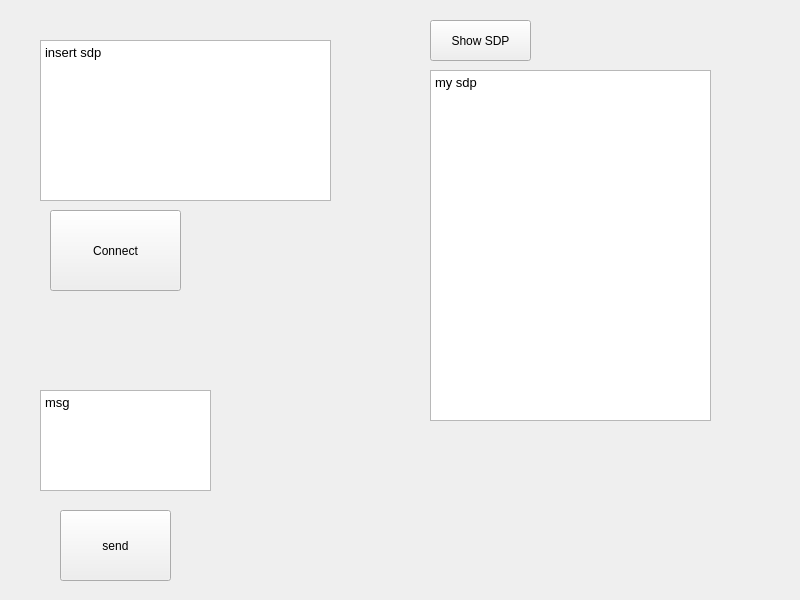
Before: the Qt Designer form widget.ui in ArianFiroozi/CN_CA_1, drawn with Qt 5.
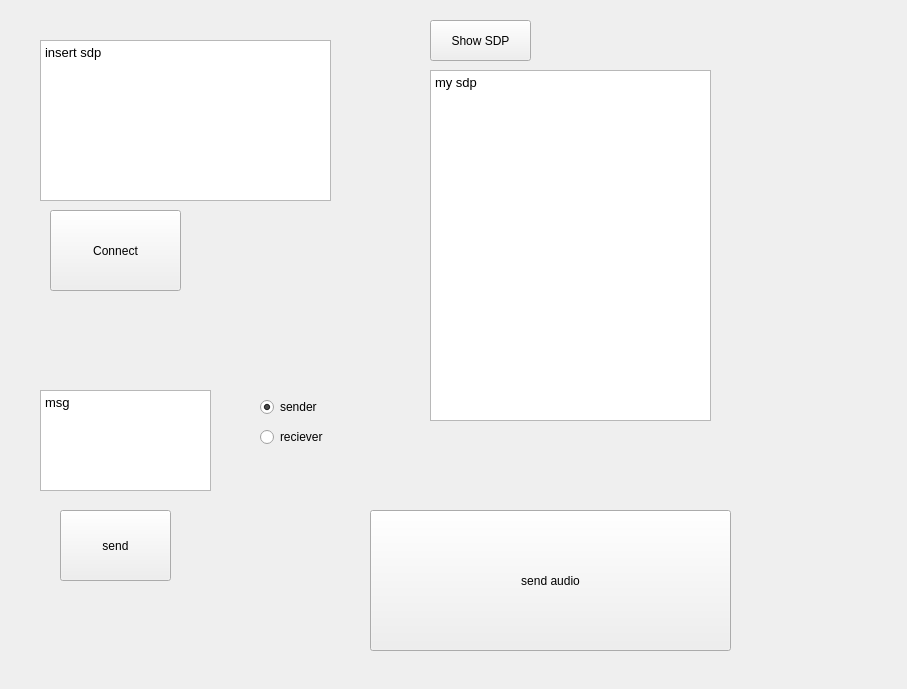
After: the same form once the commit is applied.

```diff
--- a/widget.ui
+++ b/widget.ui
@@ -6,8 +6,8 @@
    <rect>
     <x>0</x>
     <y>0</y>
-    <width>800</width>
-    <height>600</height>
+    <width>907</width>
+    <height>689</height>
    </rect>
   </property>
   <property name="windowTitle">
@@ -112,6 +112,54 @@
 &lt;p style=&quot; margin-top:0px; margin-bottom:0px; margin-left:0px; margin-right:0px; -qt-block-indent:0; text-indent:0px;&quot;&gt;msg&lt;/p&gt;&lt;/body&gt;&lt;/html&gt;</string>
    </property>
   </widget>
+  <widget class="QPushButton" name="send_audio">
+   <property name="geometry">
+    <rect>
+     <x>370</x>
+     <y>510</y>
+     <width>361</width>
+     <height>141</height>
+    </rect>
+   </property>
+   <property name="text">
+    <string>send audio</string>
+   </property>
+  </widget>
+  <widget class="QRadioButton" name="sender_radio">
+   <property name="geometry">
+    <rect>
+     <x>260</x>
+     <y>390</y>
+     <width>102</width>
+     <height>34</height>
+    </rect>
+   </property>
+   <property name="text">
+    <string>sender</string>
+   </property>
+   <property name="checked">
+    <bool>true</bool>
+   </property>
+  </widget>
+  <widget class="QRadioButton" name="receiver_radio">
+   <property name="enabled">
+    <bool>true</bool>
+   </property>
+   <property name="geometry">
+    <rect>
+     <x>260</x>
+     <y>420</y>
+     <width>102</width>
+     <height>34</height>
+    </rect>
+   </property>
+   <property name="text">
+    <string>reciever</string>
+   </property>
+   <property name="checked">
+    <bool>false</bool>
+   </property>
+  </widget>
  </widget>
  <resources/>
  <connections/>
```
Left out of the diff: 6 changed lines with no effect on the pictures.
